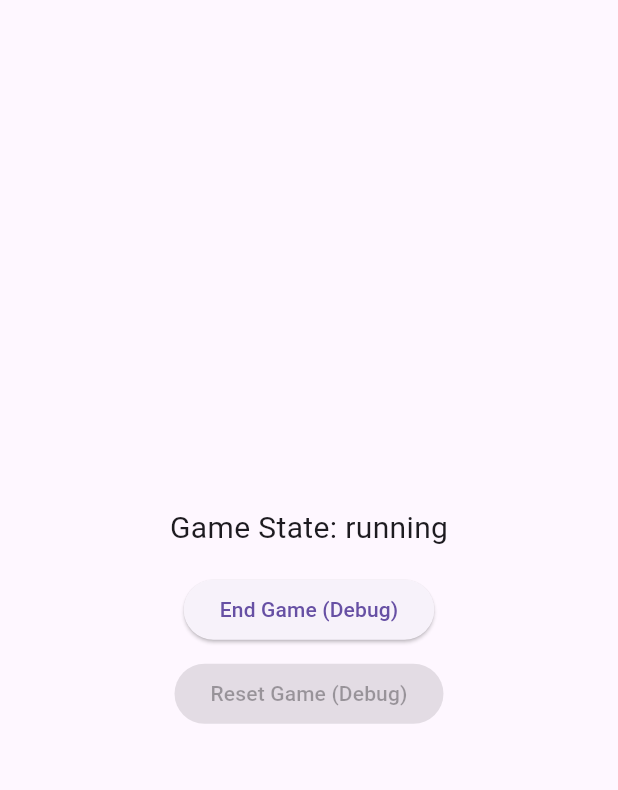
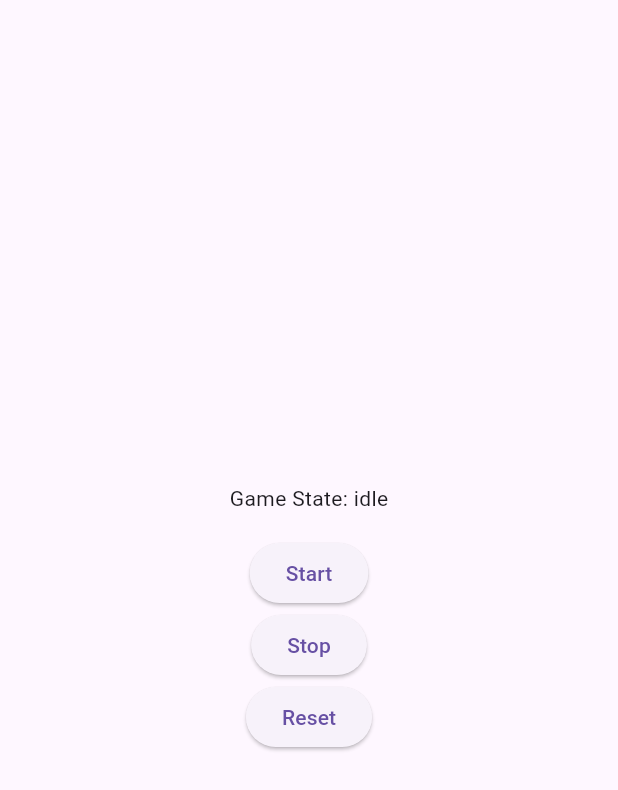
Before and after one commit to Sinhuej/balloon_burst, a Flutter app: the screen it shows after launch, on a phone screen of 412 x 824 dp. Shown: the top 790 px of the screen. Run offline on Flutter 3.47's test engine with Material 3 defaults, Android fonts, the phone set to English and light mode, and no system bars; our stand-ins replace shared_preferences; missing offline and left inert: flame.

Commit message:
Step 8: first gameplay placeholder wiring

```diff
--- a/lib/game/game_controller.dart
+++ b/lib/game/game_controller.dart
@@ -1,6 +1,4 @@
-/// Minimal gameplay controller scaffold.
-/// Owns high-level game lifecycle state only.
-/// No gameplay logic is implemented in Step 7A.
+import '../gameplay/gameplay_world.dart';
 
 enum GameState {
   idle,
@@ -10,23 +8,22 @@ enum GameState {
 
 class GameController {
   GameState _state = GameState.idle;
-
   GameState get state => _state;
 
-  /// Start the game.
-  /// No timers, no scoring, no side effects yet.
+  GameplayWorld? gameplayWorld;
+
   void start() {
     _state = GameState.running;
+    gameplayWorld = GameplayWorld();
   }
 
-  /// End the game.
-  /// No cleanup logic yet.
   void stop() {
     _state = GameState.ended;
+    gameplayWorld = null;
   }
 
-  /// Reset back to idle state.
   void reset() {
     _state = GameState.idle;
+    gameplayWorld = null;
   }
 }
--- /dev/null
+++ b/lib/gameplay/gameplay_world.dart
@@ -0,0 +1,9 @@
+/// GameplayWorld
+///
+/// Placeholder shell for future gameplay systems.
+/// Intentionally contains no logic.
+///
+/// Step 8: First gameplay wiring
+class GameplayWorld {
+  GameplayWorld();
+}
--- a/lib/screens/game_screen.dart
+++ b/lib/screens/game_screen.dart
@@ -1,5 +1,4 @@
 import 'package:flutter/material.dart';
-
 import '../game/game_controller.dart';
 
 class GameScreen extends StatefulWidget {
@@ -16,45 +15,47 @@ class _GameScreenState extends State<GameScreen> {
   void initState() {
     super.initState();
     _controller = GameController();
-
-    // Step 7B behavior: auto-start game
-    _controller.start();
-  }
-
-  void _endGame() {
-    setState(() {
-      _controller.stop();
-    });
-  }
-
-  void _resetGame() {
-    setState(() {
-      _controller.reset();
-    });
   }
 
   @override
   Widget build(BuildContext context) {
-    final state = _controller.state;
-
     return Scaffold(
       body: Center(
         child: Column(
           mainAxisSize: MainAxisSize.min,
           children: [
-            Text(
-              'Game State: ${state.name}',
-              style: const TextStyle(fontSize: 20),
+            Text('Game State: ${_controller.state.name}'),
+
+            if (_controller.gameplayWorld != null)
+              const Text('GameplayWorld: initialized'),
+
+            const SizedBox(height: 16),
+
+            ElevatedButton(
+              onPressed: () {
+                setState(() {
+                  _controller.start();
+                });
+              },
+              child: const Text('Start'),
             ),
-            const SizedBox(height: 16),
+
             ElevatedButton(
-              onPressed: state == GameState.running ? _endGame : null,
-              child: const Text('End Game (Debug)'),
+              onPressed: () {
+                setState(() {
+                  _controller.stop();
+                });
+              },
+              child: const Text('Stop'),
             ),
-            const SizedBox(height: 8),
+
             ElevatedButton(
-              onPressed: state == GameState.ended ? _resetGame : null,
-              child: const Text('Reset Game (Debug)'),
+              onPressed: () {
+                setState(() {
+                  _controller.reset();
+                });
+              },
+              child: const Text('Reset'),
             ),
           ],
         ),
```
Also changed, not shown: 1 other file.
